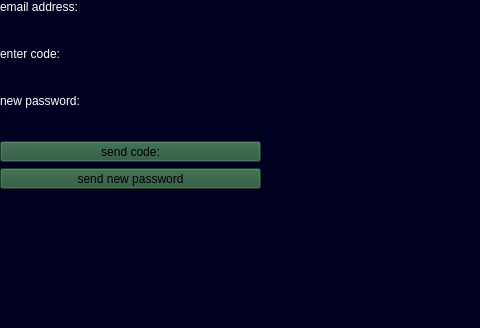
Above: password.ui from ParsaDevpy/wallet_project before the change; both pictures show x 0 to 480 and y 0 to 328 of the 800 by 600 pixel window. Below: the same form after it.
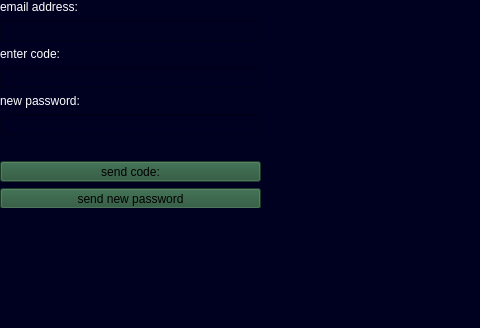
That is the form after the change.

```diff
--- a/password.ui
+++ b/password.ui
@@ -23,7 +23,7 @@
       <x>0</x>
       <y>0</y>
       <width>261</width>
-      <height>189</height>
+      <height>208</height>
      </rect>
     </property>
     <layout class="QVBoxLayout" name="verticalLayout">
@@ -66,6 +66,13 @@
      <item>
       <widget class="QLineEdit" name="lineEdit_3"/>
      </item>
+     <item>
+      <widget class="QLabel" name="label_4">
+       <property name="text">
+        <string/>
+       </property>
+      </widget>
+     </item>
      <item>
       <widget class="QPushButton" name="pushButton">
        <property name="styleSheet">
```
